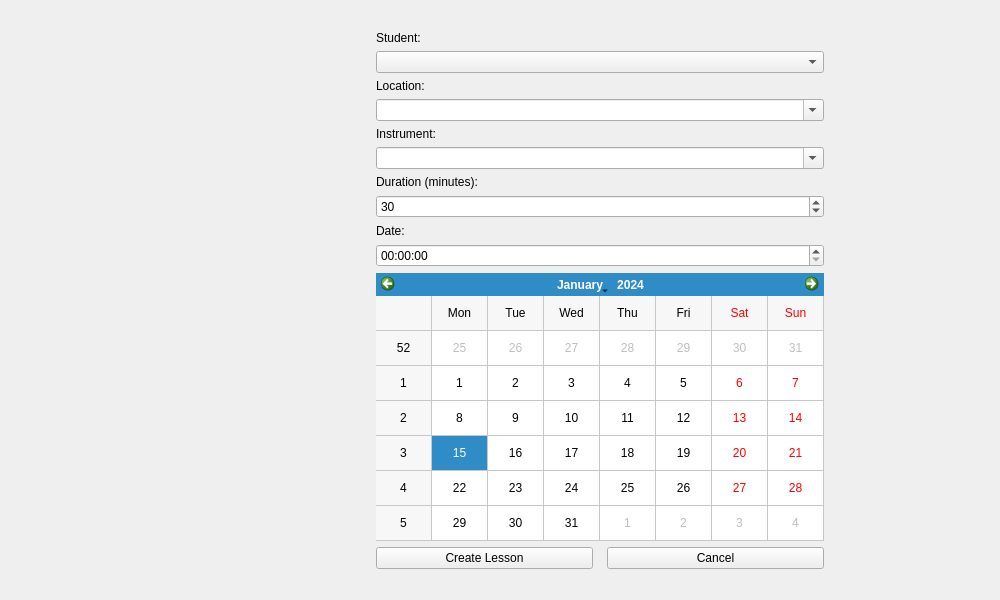
Before: the Qt Designer form designer/new_lesson.ui in ltrel/piu-mosso-client, drawn with Qt 5.
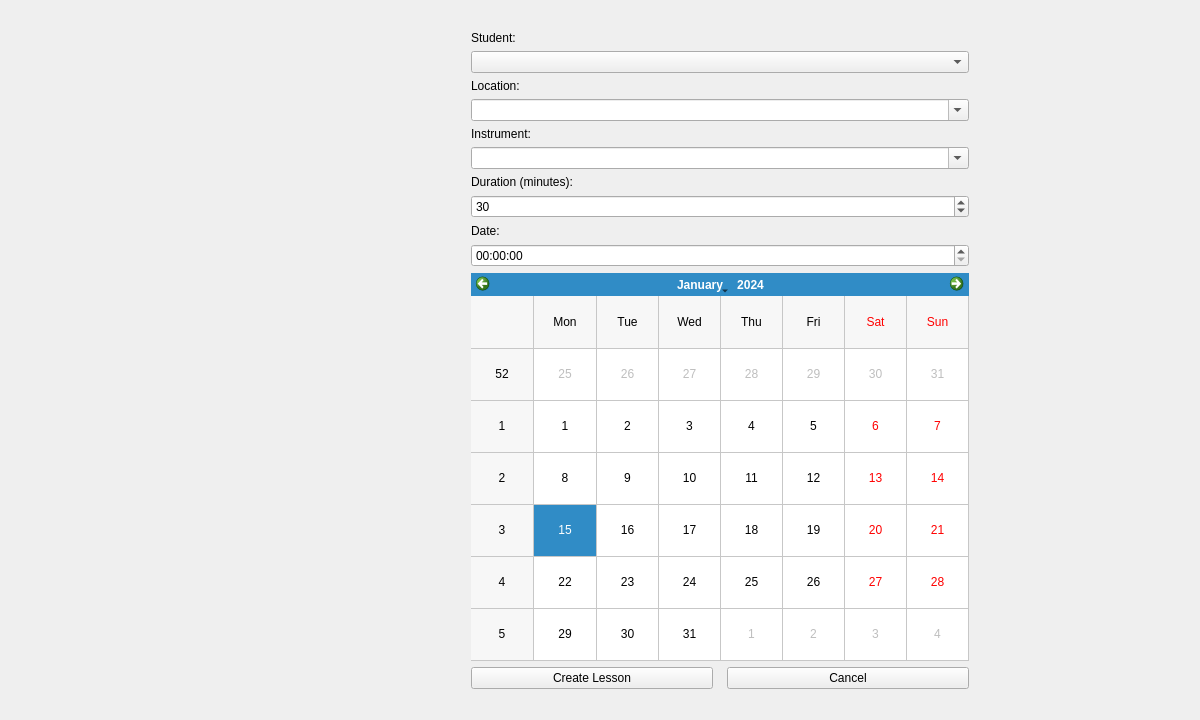
After: the same form once the commit is applied.

The edit to the form file:
```diff
--- a/designer/new_lesson.ui
+++ b/designer/new_lesson.ui
@@ -6,8 +6,8 @@
    <rect>
     <x>0</x>
     <y>0</y>
-    <width>1000</width>
-    <height>600</height>
+    <width>1200</width>
+    <height>720</height>
    </rect>
   </property>
   <property name="windowTitle">
@@ -28,13 +28,13 @@
    <item>
     <layout class="QVBoxLayout" name="verticalLayout">
      <property name="leftMargin">
-      <number>165</number>
+      <number>220</number>
      </property>
      <property name="topMargin">
       <number>20</number>
      </property>
      <property name="rightMargin">
-      <number>165</number>
+      <number>220</number>
      </property>
      <property name="bottomMargin">
       <number>20</number>
```
